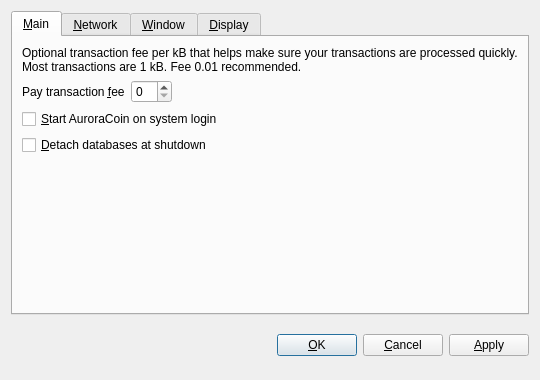
Qt form src/qt/forms/optionsdialog.ui (adrixcx/netpln-project) before a commit.
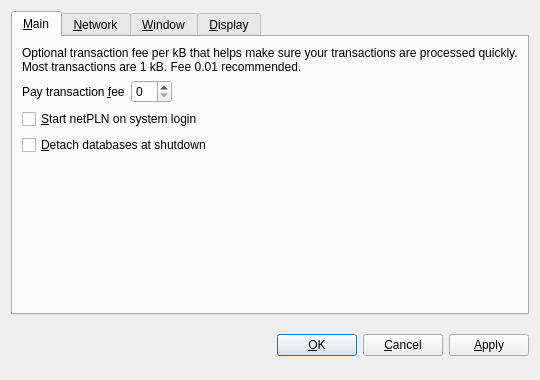
The same form after that commit. The open tabs and pages were chosen to show the change. Custom widgets are drawn as their Qt base class.

What changed in the file:
```diff
--- a/src/qt/forms/optionsdialog.ui
+++ b/src/qt/forms/optionsdialog.ui
@@ -82,7 +82,7 @@
           <string>Automatically start AuroraCoin after logging in to the system.</string>
          </property>
          <property name="text">
-          <string>&amp;Start AuroraCoin on system login</string>
+          <string>&amp;Start netPLN on system login</string>
          </property>
         </widget>
        </item>
```
Left out of the diff: 10 changed lines with no effect on the pictures.
